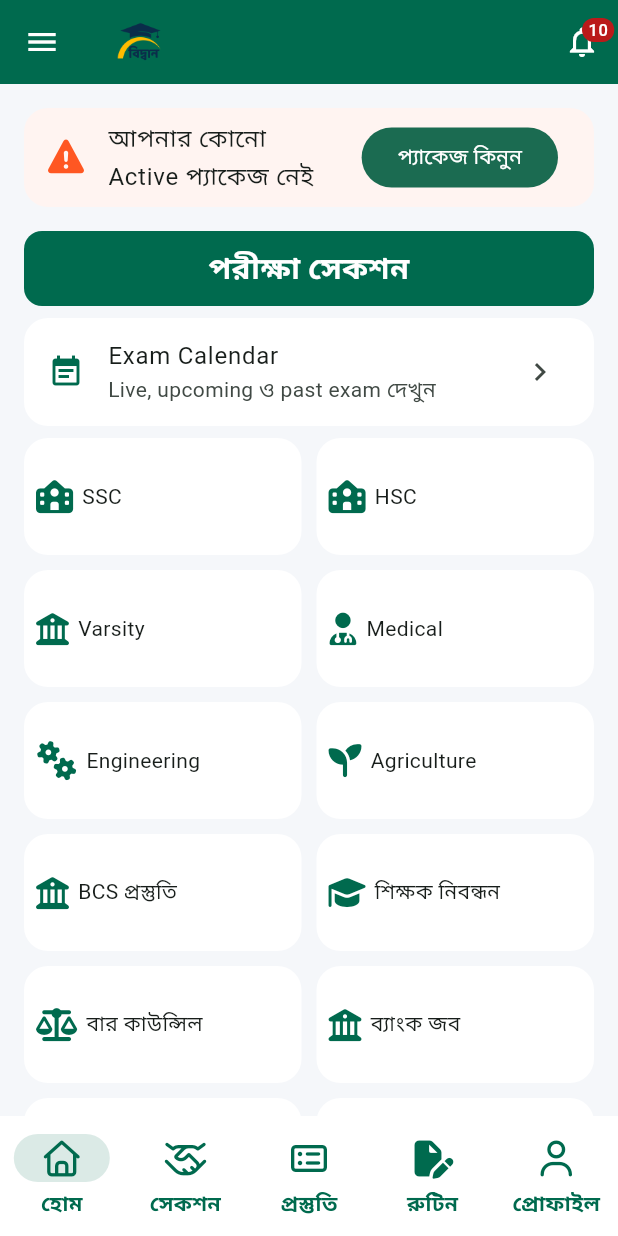
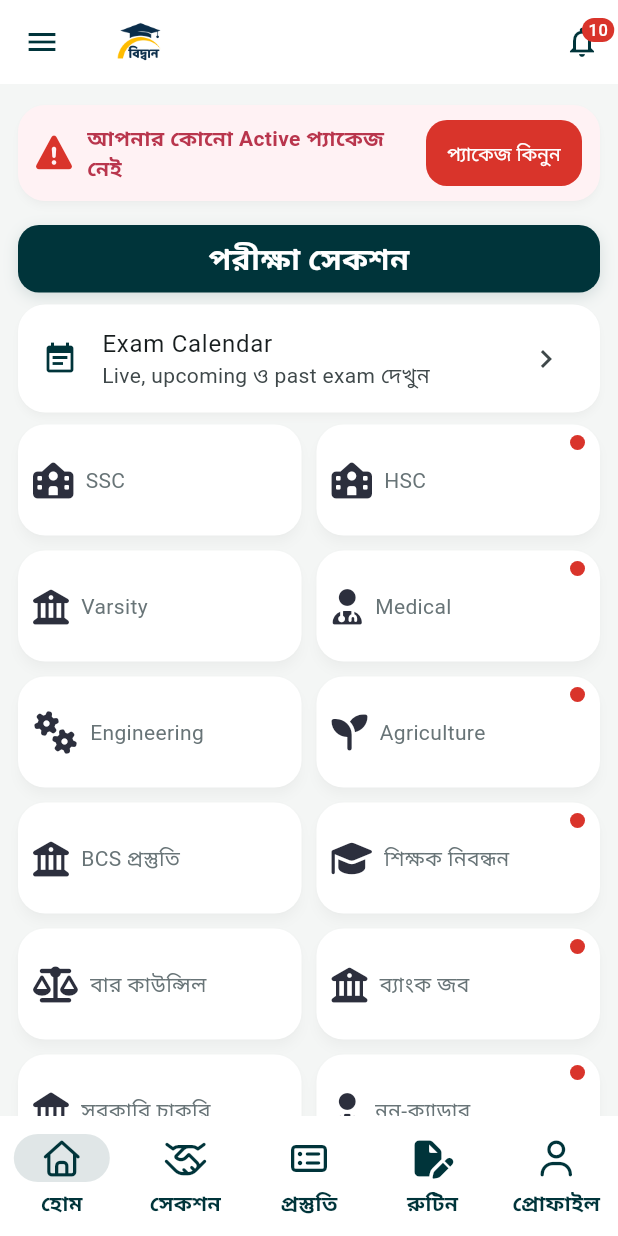
Before and after one commit to blackrithm/Biddyan-academic-admission-job-preparation-platform, a Flutter app: the screen it shows after launch, in the side drawer, after a tap on "প্যাকেজ কিনুন", on a phone screen of 412 x 824 dp. Run offline on Flutter 3.47's test engine with Material 3 defaults, Android fonts, the light colour scheme and no system bars; our stand-ins replace flutter_riverpod, font_awesome_flutter, go_router; network calls fail.

Commit message:
Refresh app UI with teal and red theme

```diff
--- a/frontend/lib/core/constants.dart
+++ b/frontend/lib/core/constants.dart
@@ -27,16 +27,16 @@ class AppConstants {
     return '/api';
   }
 
-  /// Brand primary emerald/teal color used across all screens.
-  static const Color primary = Color(0xFF006A4E);
+  /// Deep teal brand color inspired by the reference visual.
+  static const Color primary = Color(0xFF00343A);
 
-  /// Warm accent (orange) used for CTAs, banners and warnings.
-  static const Color accent = Color(0xFFFF5722);
+  /// Vivid red used for primary calls to action and alerts.
+  static const Color accent = Color(0xFFD9342B);
 
-  /// Light greys used for page backgrounds and card surfaces.
-  static const Color background = Color(0xFFF5F7FA);
+  /// Light neutral background keeps the dark teal brand color focused.
+  static const Color background = Color(0xFFF4F6F5);
   static const Color surface = Color(0xFFFFFFFF);
-  static const Color mutedText = Color(0xFF6B7280);
+  static const Color mutedText = Color(0xFF687477);
 
   /// Price/package color (golden).
   static const Color golden = Color(0xFFFFB300);
--- a/frontend/lib/core/theme.dart
+++ b/frontend/lib/core/theme.dart
@@ -4,9 +4,8 @@ import 'constants.dart';
 
 /// Global Biddyan brand theme.
 ///
-/// Uses a Bengali-first friendly palette: deep emerald primary, warm orange
-/// accent, and light neutral surfaces that keeps MCQ text highly readable on
-/// both web (wider canvas) and mobile (smaller canvas).
+/// Uses a deep teal brand, warm white surfaces, and vivid red actions inspired
+/// by the reference learning-platform visual.
 class AppTheme {
   AppTheme._();
 
@@ -17,38 +16,67 @@ class AppTheme {
       seedColor: AppConstants.primary,
       brightness: Brightness.light,
       surface: AppConstants.surface,
+      surfaceTint: AppConstants.primary,
+    ).copyWith(
+      primary: AppConstants.primary,
+      secondary: AppConstants.accent,
+      error: AppConstants.accent,
     );
 
     final base = ThemeData(
       useMaterial3: true,
       colorScheme: scheme,
       scaffoldBackgroundColor: AppConstants.background,
+      visualDensity: VisualDensity.adaptivePlatformDensity,
+      textTheme: const TextTheme(
+        headlineSmall: TextStyle(
+          color: AppConstants.primary,
+          fontSize: 24,
+          fontWeight: FontWeight.w800,
+          height: 1.15,
+        ),
+        titleLarge: TextStyle(
+          color: AppConstants.primary,
+          fontSize: 20,
+          fontWeight: FontWeight.w700,
+        ),
+        titleMedium: TextStyle(
+          color: AppConstants.primary,
+          fontSize: 16,
+          fontWeight: FontWeight.w700,
+        ),
+        bodyLarge: TextStyle(color: Color(0xFF24383A), height: 1.45),
+        bodyMedium: TextStyle(color: AppConstants.mutedText, height: 1.4),
+      ),
     );
 
     return base.copyWith(
       appBarTheme: const AppBarTheme(
-        backgroundColor: AppConstants.primary,
-        foregroundColor: Colors.white,
+        backgroundColor: AppConstants.surface,
+        foregroundColor: AppConstants.primary,
         elevation: 0,
         centerTitle: false,
+        scrolledUnderElevation: 0,
         titleTextStyle: TextStyle(
           fontWeight: FontWeight.w700,
           fontSize: 20,
-          color: Colors.white,
+          color: AppConstants.primary,
         ),
       ),
       cardTheme: const CardThemeData(
         color: AppConstants.surface,
-        elevation: 0,
+        elevation: 2,
+        shadowColor: Color(0x22000000),
         margin: EdgeInsets.zero,
         shape: RoundedRectangleBorder(
-          borderRadius: BorderRadius.all(Radius.circular(16)),
+          borderRadius: BorderRadius.all(Radius.circular(18)),
         ),
         surfaceTintColor: Colors.transparent,
       ),
       navigationBarTheme: NavigationBarThemeData(
         backgroundColor: AppConstants.surface,
-        indicatorColor: const Color(0x24006A4E),
+        elevation: 2,
+        indicatorColor: const Color(0x1F00343A),
         labelTextStyle: const WidgetStatePropertyAll(
           TextStyle(color: AppConstants.primary, fontWeight: FontWeight.w600),
         ),
@@ -62,9 +90,20 @@ class AppTheme {
           foregroundColor: Colors.white,
           minimumSize: const Size(double.infinity, 52),
           shape: RoundedRectangleBorder(
+            borderRadius: BorderRadius.circular(16),
+          ),
+          textStyle: const TextStyle(fontSize: 16, fontWeight: FontWeight.w600),
+        ),
+      ),
+      filledButtonTheme: FilledButtonThemeData(
+        style: FilledButton.styleFrom(
+          backgroundColor: AppConstants.accent,
+          foregroundColor: Colors.white,
+          minimumSize: const Size(double.infinity, 52),
+          shape: RoundedRectangleBorder(
             borderRadius: BorderRadius.circular(14),
           ),
-          textStyle: const TextStyle(fontSize: 16, fontWeight: FontWeight.w600),
+          textStyle: const TextStyle(fontSize: 16, fontWeight: FontWeight.w700),
         ),
       ),
       outlinedButtonTheme: OutlinedButtonThemeData(
@@ -73,7 +112,7 @@ class AppTheme {
           side: const BorderSide(color: AppConstants.primary, width: 1.4),
           minimumSize: const Size(double.infinity, 52),
           shape: RoundedRectangleBorder(
-            borderRadius: BorderRadius.circular(14),
+            borderRadius: BorderRadius.circular(16),
           ),
           textStyle: const TextStyle(fontSize: 15, fontWeight: FontWeight.w600),
         ),
@@ -92,15 +131,15 @@ class AppTheme {
           vertical: 16,
         ),
         border: OutlineInputBorder(
-          borderRadius: BorderRadius.circular(14),
+          borderRadius: BorderRadius.circular(16),
           borderSide: const BorderSide(color: Color(0xFFE2E8F0)),
         ),
         enabledBorder: OutlineInputBorder(
-          borderRadius: BorderRadius.circular(14),
+          borderRadius: BorderRadius.circular(16),
           borderSide: const BorderSide(color: Color(0xFFE2E8F0)),
         ),
         focusedBorder: OutlineInputBorder(
-          borderRadius: BorderRadius.circular(14),
+          borderRadius: BorderRadius.circular(16),
           borderSide: const BorderSide(
             color: AppConstants.primary,
             width: 1.6,
--- a/frontend/lib/screens/home_screen.dart
+++ b/frontend/lib/screens/home_screen.dart
@@ -250,7 +250,7 @@ class _CategoryGrid extends StatelessWidget {
             for (final category in categories)
               SizedBox(
                 width: width,
-                height: 120,
+                height: 108,
                 child: _CategoryCard(
                   title: category.title,
                   icon: category.icon,
@@ -280,21 +280,33 @@ class _CategoryCard extends StatelessWidget {
     return Card(
       child: InkWell(
         onTap: onTap,
+        borderRadius: BorderRadius.circular(18),
         child: Padding(
-          padding: const EdgeInsets.all(14),
-          child: Column(
-            mainAxisAlignment: MainAxisAlignment.center,
+          padding: const EdgeInsets.symmetric(horizontal: 14, vertical: 12),
+          child: Row(
             children: [
-              Icon(icon, color: AppConstants.primary, size: 30),
-              const SizedBox(height: 8),
-              Text(
-                title,
-                textAlign: TextAlign.center,
-                style: const TextStyle(
-                  fontSize: 14,
-                  fontWeight: FontWeight.w600,
+              DecoratedBox(
+                decoration: BoxDecoration(
+                  color: AppConstants.primary.withValues(alpha: 0.1),
+                  borderRadius: BorderRadius.circular(14),
+                ),
+                child: Padding(
+                  padding: const EdgeInsets.all(11),
+                  child: Icon(icon, color: AppConstants.primary, size: 24),
                 ),
               ),
+              const SizedBox(width: 12),
+              Expanded(
+                child: Text(
+                  title,
+                  style: const TextStyle(
+                    fontSize: 14,
+                    fontWeight: FontWeight.w700,
+                  ),
+                ),
+              ),
+              const Icon(Icons.arrow_forward_ios, size: 14,
+                  color: AppConstants.mutedText),
             ],
           ),
         ),
--- a/frontend/lib/screens/home_sections.dart
+++ b/frontend/lib/screens/home_sections.dart
@@ -45,7 +45,7 @@ class StudySection extends StatelessWidget {
             ])
               SizedBox(
                 width: width,
-                height: 150,
+                height: 126,
                 child: _StudyCard(
                   title: item.title,
                   subtitle: item.subtitle,
@@ -78,11 +78,21 @@ class _StudyCard extends StatelessWidget {
     return Card(
       child: InkWell(
         onTap: onTap,
+        borderRadius: BorderRadius.circular(18),
         child: Padding(
-          padding: const EdgeInsets.all(14),
+          padding: const EdgeInsets.symmetric(horizontal: 16, vertical: 14),
           child: Row(
             children: [
-              Icon(icon, color: AppConstants.accent, size: 28),
+              DecoratedBox(
+                decoration: BoxDecoration(
+                  color: AppConstants.accent.withValues(alpha: 0.12),
+                  borderRadius: BorderRadius.circular(12),
+                ),
+                child: Padding(
+                  padding: const EdgeInsets.all(10),
+                  child: Icon(icon, color: AppConstants.accent, size: 24),
+                ),
+              ),
               const SizedBox(width: 10),
               Expanded(
                 child: Column(
@@ -93,7 +103,7 @@ class _StudyCard extends StatelessWidget {
                       title,
                       style: const TextStyle(
                         fontWeight: FontWeight.w600,
-                        fontSize: 15,
+                        fontSize: 16,
                       ),
                     ),
                     Text(
@@ -106,7 +116,8 @@ class _StudyCard extends StatelessWidget {
                   ],
                 ),
               ),
-              const Icon(Icons.chevron_right, size: 18),
+                const Icon(Icons.arrow_forward_ios,
+                  size: 14, color: AppConstants.mutedText),
             ],
           ),
         ),
--- a/frontend/lib/screens/mobile_dashboard.dart
+++ b/frontend/lib/screens/mobile_dashboard.dart
@@ -97,17 +97,40 @@ class _DashboardHome extends StatelessWidget {
   @override
   Widget build(BuildContext context) {
     return ListView(
-      padding: const EdgeInsets.all(16),
+      padding: const EdgeInsets.fromLTRB(12, 14, 12, 24),
       children: [
         Card(
-          color: const Color(0xFFFFF4F1),
-          child: ListTile(
-            leading: const FaIcon(FontAwesomeIcons.triangleExclamation,
-                color: Colors.deepOrange),
-            title: const Text('আপনার কোনো Active প্যাকেজ নেই'),
-            trailing: FilledButton(
-              onPressed: () {},
-              child: const Text('প্যাকেজ কিনুন'),
+          color: const Color(0xFFFFF2F4),
+          child: Padding(
+            padding: const EdgeInsets.symmetric(horizontal: 12, vertical: 10),
+            child: Row(
+              children: [
+                const FaIcon(FontAwesomeIcons.triangleExclamation,
+                    color: AppConstants.accent),
+                const SizedBox(width: 10),
+                const Expanded(
+                  child: Text(
+                    'আপনার কোনো Active প্যাকেজ নেই',
+                    style: TextStyle(
+                      color: Color(0xFFB9364D),
+                      fontWeight: FontWeight.w600,
+                    ),
+                  ),
+                ),
+                const SizedBox(width: 8),
+                SizedBox(
+                  width: 104,
+                  height: 44,
+                  child: FilledButton(
+                    onPressed: () {},
+                    style: FilledButton.styleFrom(
+                      padding: const EdgeInsets.symmetric(horizontal: 8),
+                      textStyle: const TextStyle(fontSize: 13),
+                    ),
+                    child: const Text('প্যাকেজ কিনুন'),
+                  ),
+                ),
+              ],
             ),
           ),
         ),
@@ -196,17 +219,24 @@ class _SectionTitle extends StatelessWidget {
   @override
   Widget build(BuildContext context) => Container(
         width: double.infinity,
-        padding: const EdgeInsets.symmetric(vertical: 10),
+        padding: const EdgeInsets.symmetric(vertical: 8),
         decoration: BoxDecoration(
           color: color,
-          borderRadius: BorderRadius.circular(12),
+          borderRadius: BorderRadius.circular(14),
+          boxShadow: const [
+            BoxShadow(
+              color: Color(0x2200343A),
+              blurRadius: 8,
+              offset: Offset(0, 3),
+            ),
+          ],
         ),
         child: Text(title,
             textAlign: TextAlign.center,
             style: const TextStyle(
                 color: Colors.white,
                 fontSize: 20,
-                fontWeight: FontWeight.bold)),
+                fontWeight: FontWeight.w800)),
       );
 }
 
@@ -224,25 +254,38 @@ class _FeatureGrid extends StatelessWidget {
             spacing: 10,
             runSpacing: 10,
             children: [
-              for (final item in items)
+              for (var index = 0; index < items.length; index++)
                 SizedBox(
                   width: width,
-                  height: 78,
+                  height: 74,
                   child: Card(
+                    elevation: 3,
+                    shadowColor: const Color(0x24000000),
                     child: InkWell(
-                      onTap: () => onTap(item.$1),
+                      onTap: () => onTap(items[index].$1),
                       borderRadius: BorderRadius.circular(16),
                       child: Padding(
-                        padding: const EdgeInsets.all(8),
+                        padding: const EdgeInsets.symmetric(horizontal: 10),
                         child: Row(
                           children: [
-                            FaIcon(item.$2,
-                                color: AppConstants.primary, size: 22),
-                            const SizedBox(width: 6),
+                            FaIcon(items[index].$2,
+                                color: const Color(0xFF2C2F3D), size: 24),
+                            const SizedBox(width: 8),
                             Expanded(
-                                child: Text(item.$1,
+                                child: Text(items[index].$1,
                                     maxLines: 2,
                                     overflow: TextOverflow.ellipsis)),
+                            if (index.isOdd)
+                              const Align(
+                                alignment: Alignment.topRight,
+                                child: Padding(
+                                  padding: EdgeInsets.only(top: 7),
+                                  child: CircleAvatar(
+                                    radius: 5,
+                                    backgroundColor: AppConstants.accent,
+                                  ),
+                                ),
+                              ),
                           ],
                         ),
                       ),
```
Also changed, not shown: 1 other file.
